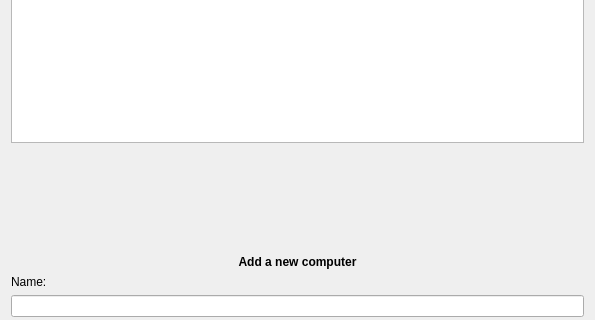
The window that vika3/week3/mainwindow.ui (axelboga/hopur32) describes before a commit, drawn with Qt 5; both pictures show x 0 to 595 and y 105 to 425 of the 595 by 627 pixel window.
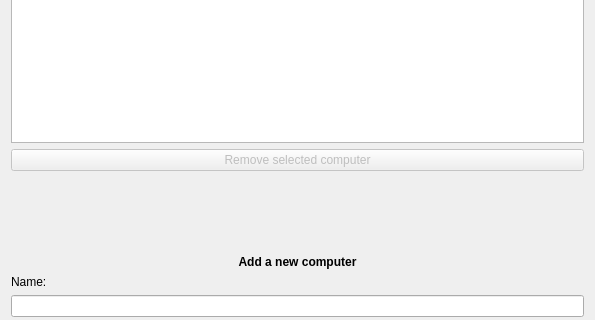
The same window after the commit.

```diff
--- a/vika3/week3/mainwindow.ui
+++ b/vika3/week3/mainwindow.ui
@@ -25,6 +25,16 @@
     <item>
      <widget class="QListWidget" name="list_computers"/>
     </item>
+    <item>
+     <widget class="QPushButton" name="button_remove_computer">
+      <property name="enabled">
+       <bool>false</bool>
+      </property>
+      <property name="text">
+       <string>Remove selected computer</string>
+      </property>
+     </widget>
+    </item>
     <item>
      <spacer name="verticalSpacer">
       <property name="orientation">
```
Left out of the diff: 9 changed lines with no effect on the pictures.
